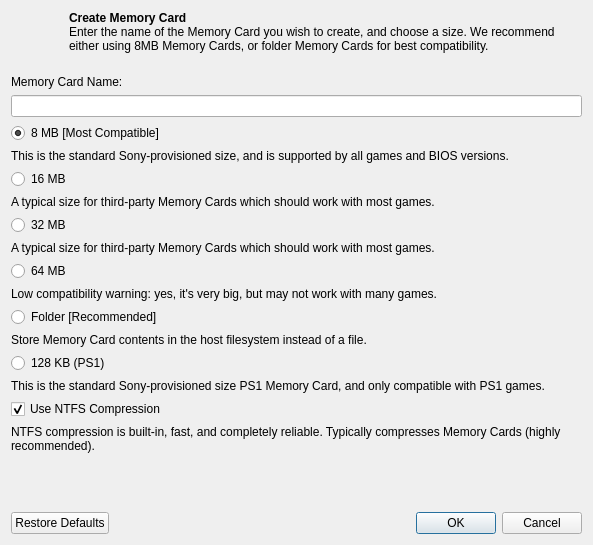
PCSX2/pcsx2, file pcsx2-qt/Settings/MemoryCardCreateDialog.ui: the form before one commit.
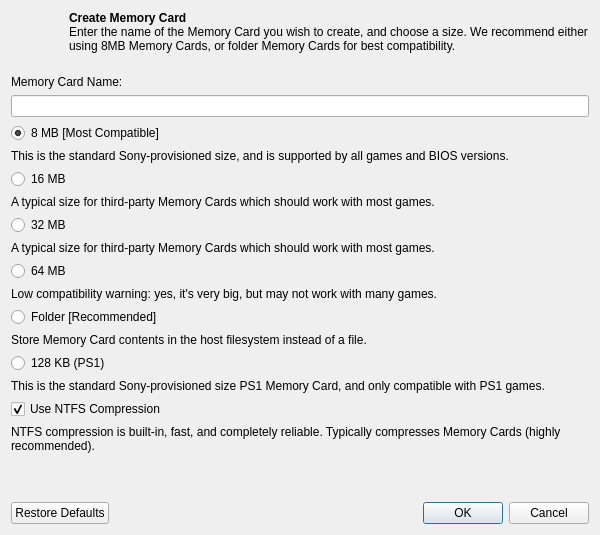
The form after the commit. Icons and pictures are not drawn.

Commit message: Qt: Remove NTFS compression checkbox on Linux/Mac

Diff of the .ui file:
```diff
--- a/pcsx2-qt/Settings/MemoryCardCreateDialog.ui
+++ b/pcsx2-qt/Settings/MemoryCardCreateDialog.ui
@@ -6,8 +6,8 @@
    <rect>
     <x>0</x>
     <y>0</y>
-    <width>593</width>
-    <height>545</height>
+    <width>600</width>
+    <height>535</height>
    </rect>
   </property>
   <property name="windowTitle">
```
Left out of the diff: 16 changed lines with no effect on the pictures. The commit also changes 1 other file.
